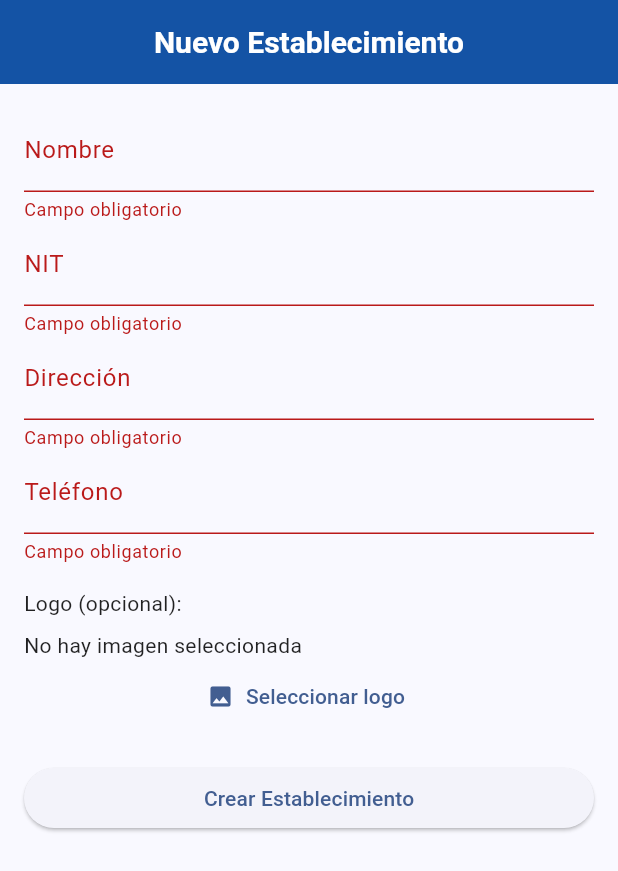
After one commit to santiago-diaz-franki/paso-parametros, a Flutter app: the EstablecimientoCreateView screen opened by its route, after a tap on "Crear Establecimiento", on a phone screen of 412 x 824 dp. The commit adds this screen. Shown: the top 871 px of the screen. Run offline on Flutter 3.47's test engine with Material 3 defaults, Android fonts, the phone set to English and light mode, and no system bars; our stand-ins replace carousel_slider, flutter_dotenv, go_router, image_picker; network calls fail.

Commit message:
Se realiza implementacion de establecimientos para crear modificar y eliminar

```diff
--- /dev/null
+++ b/lib/models/establecimiento.dart
@@ -0,0 +1,44 @@
+class Establecimiento {
+  final int id;
+  final String nombre;
+  final String nit;
+  final String direccion;
+  final String telefono;
+  final String? logo;
+  final String estado;
+
+  Establecimiento({
+    required this.id,
+    required this.nombre,
+    required this.nit,
+    required this.direccion,
+    required this.telefono,
+    required this.logo,
+    required this.estado,
+  });
+
+  //! metodo para convertir un json a un objeto Establecimiento
+  factory Establecimiento.fromJson(Map<String, dynamic> json) {
+    return Establecimiento(
+      id: json['id'],
+      nombre: json['nombre'],
+      nit: json['nit'],
+      direccion: json['direccion'],
+      telefono: json['telefono'],
+      logo: json['logo'],
+      estado: json['estado'],
+    );
+  }
+
+  //! metodo para convertir un objeto Establecimiento a un json
+  /// Convierte un objeto Establecimiento en un mapa JSON.
+  Map<String, String> toJson({String? logoBase64}) {
+    return {
+      'nombre': nombre,
+      'nit': nit,
+      'direccion': direccion,
+      'telefono': telefono,
+      if (logoBase64 != null) 'logo': logoBase64,
+    };
+  }
+}
--- a/lib/routes/app_router.dart
+++ b/lib/routes/app_router.dart
@@ -1,5 +1,8 @@
 import 'package:go_router/go_router.dart';
 import 'package:hola_mundo/views/ciclo_vida/ciclo_vida_screen.dart';
+import 'package:hola_mundo/views/establecimientos/establecimiento_create_views.dart';
+import 'package:hola_mundo/views/establecimientos/establecimiento_edit_view.dart';
+import 'package:hola_mundo/views/establecimientos/establecimiento_list_view.dart';
 import 'package:hola_mundo/views/home_view.dart';
 import 'package:hola_mundo/views/paso_parametros/detalle_screen.dart';
 import 'package:hola_mundo/views/paso_parametros/paso_parametros_screen.dart';
@@ -83,5 +86,28 @@ final GoRouter appRouter = GoRouter(
         return ChisteDetailView(id: id);
       },
     ),
+    // Establecimientos
+    GoRoute(
+      path: '/establecimientos',
+      builder: (context, state) => const EstablecimientosListView(),
+    ),
+    GoRoute(
+      path: '/establecimientos',
+      name: 'establecimientos',
+      builder: (context, state) => const EstablecimientosListView(),
+    ),
+    //!Ruta para editar de un establecimiento
+    GoRoute(
+      path: '/establecimientos/edit/:id',
+      builder: (context, state) {
+        //*se captura el id del establecimiento
+        final id = int.parse(state.pathParameters['id']!);
+        return EstablecimientoEditView(id: id);
+      },
+    ),
+    GoRoute(
+      path: '/establecimientos/create',
+      builder: (context, state) => const EstablecimientoCreateView(),
+),
   ],
 );
--- /dev/null
+++ b/lib/services/establecimiento_service.dart
@@ -0,0 +1,117 @@
+import 'dart:convert';
+import 'dart:io';
+import 'package:flutter_dotenv/flutter_dotenv.dart';
+import 'package:http/http.dart' as http;
+import 'package:hola_mundo/models/establecimiento.dart';
+
+class EstablecimientoService {
+  //! se inicializa dotenv para cargar las variables de entorno
+  final String baseUrl = dotenv.env['URL_API']!;
+  final String baseUrlImg = dotenv.env['URL_API_IMG']!;
+
+  //! getEstablecimientos
+  /// Obtiene una lista de establecimientos desde la API.
+  Future<List<Establecimiento>> getEstablecimientos() async {
+    final response = await http.get(Uri.parse('${baseUrl}establecimientos'));
+    if (response.statusCode == 200) {
+      /// Decodifica la respuesta JSON
+      /// y convierte cada elemento en un objeto Establecimiento.
+       //el cual viene [data] de la API
+      final data = jsonDecode(response.body)['data'];
+      return List<Establecimiento>.from(
+        data.map((item) => Establecimiento.fromJson(item)),
+      );
+    } else {
+      throw Exception('Error al cargar establecimientos');
+    }
+  }
+
+
+
+  //! getEstablecimiento
+  /// Obtiene un establecimiento específico por su ID desde la API.
+  /// Devuelve un objeto Establecimiento.
+  Future<Establecimiento> getEstablecimiento(int id) async {
+    final response = await http.get(
+      Uri.parse('${baseUrl}establecimientos/$id'),
+    );
+    //** se verifica si la respuesta es 200
+    /// y se decodifica la respuesta JSON
+    if (response.statusCode == 200) {
+      final json = jsonDecode(response.body);
+      return Establecimiento.fromJson(json['data']);
+    } else {
+      throw Exception('Error al obtener el establecimiento');
+    }
+  }
+   Future<bool> deleteEstablecimiento(int id) async {
+    try {
+      final response = await http.delete(
+        Uri.parse('${baseUrl}establecimientos/$id'),
+      );
+
+      return response.statusCode == 200;
+    } catch (e) {
+      throw Exception('Error al eliminar establecimiento: $e');
+    }
+  }
+  Future<bool> createEstablecimiento(Establecimiento est, {File? logoFile}) async {
+     //Implement the logic to create an Establecimiento
+     //For example, send a request to an API or save it locally
+    try {
+       final uri = Uri.parse('${baseUrl}establecimientos');
+      // Codificar imagen como base64 si existe
+      String? base64Image;
+      if (logoFile != null) {
+        final imageBytes = await logoFile.readAsBytes();
+        base64Image = base64Encode(imageBytes);
+      }
+      final body = jsonEncode(est.toJson(logoBase64: base64Image));
+      final response = await http.post(
+        uri,
+        headers: {'Content-Type': 'application/json'},
+        body: body,
+      );
+      return response.statusCode == 201;
+    } catch (e) {
+      throw Exception('Error al crear establecimiento: $e');
+    }
+  }
+
+
+
+  //!updateEstablecimiento
+  /// Actualiza un establecimiento en la API.
+  /// Recibe un objeto Establecimiento y un archivo de imagen opcional.
+  /// Devuelve true si la actualización fue exitosa, false en caso contrario.
+  Future<bool> updateEstablecimiento(
+    Establecimiento est, {
+    File? logoFile,
+  }) async {
+    try {
+      final uri = Uri.parse('${baseUrl}establecimiento-update/${est.id}');
+
+      // Codificar imagen como base64 si existe
+      // se codifica la imagen a base64 porque la API lo requiere
+      // base 64 se usa para convertir datos binarios a texto
+      // y se puede enviar como un string en JSON
+      String? base64Image;
+      if (logoFile != null) {
+        final imageBytes = await logoFile.readAsBytes();
+        base64Image = base64Encode(imageBytes);
+      }
+
+      final body = jsonEncode(est.toJson(logoBase64: base64Image));
+
+      final response = await http.post(
+        uri,
+        headers: {'Content-Type': 'application/json'},
+        body: body,
+      );
+
+      return response.statusCode == 200;
+    } catch (e) {
+      throw Exception('Error al actualizar establecimiento: $e');
+    }
+  }
+}
--- /dev/null
+++ b/lib/views/establecimientos/establecimiento_create_views.dart
@@ -0,0 +1,126 @@
+import 'dart:io';
+
+import 'package:flutter/material.dart';
+import 'package:go_router/go_router.dart';
+import 'package:hola_mundo/models/establecimiento.dart';
+import 'package:hola_mundo/services/establecimiento_service.dart';
+import 'package:image_picker/image_picker.dart';
+
+class EstablecimientoCreateView extends StatefulWidget {
+  const EstablecimientoCreateView({super.key});
+
+  @override
+  State<EstablecimientoCreateView> createState() =>
+      _EstablecimientoCreateViewState();
+}
+
+class _EstablecimientoCreateViewState extends State<EstablecimientoCreateView> {
+  final _formKey = GlobalKey<FormState>();
+  final _service = EstablecimientoService();
+
+  final _nombreController = TextEditingController();
+  final _nitController = TextEditingController();
+  final _direccionController = TextEditingController();
+  final _telefonoController = TextEditingController();
+
+  File? _logoFile;
+
+  Future<void> _pickImage() async {
+    final picker = ImagePicker();
+    final pickedFile = await picker.pickImage(
+      source: ImageSource.gallery,
+      imageQuality: 80,
+    );
+    if (pickedFile != null) {
+      setState(() {
+        _logoFile = File(pickedFile.path);
+      });
+    }
+  }
+
+  Future<void> _submit() async {
+    if (_formKey.currentState!.validate()) {
+      final est = Establecimiento(
+        id: 0, // No se usa para creación
+        nombre: _nombreController.text,
+        nit: _nitController.text,
+        direccion: _direccionController.text,
+        telefono: _telefonoController.text,
+        logo: '',
+        estado: 'A',
+      );
+
+      final ok = await _service.createEstablecimiento(est, logoFile: _logoFile);
+
+      if (!mounted) return;
+
+      if (ok) {
+        ScaffoldMessenger.of(context).showSnackBar(
+          SnackBar(content: Text('Establecimiento creado')),
+        );
+        context.pop(true); // Para actualizar la lista
+      } else {
+        ScaffoldMessenger.of(context).showSnackBar(
+          SnackBar(content: Text('Error al crear establecimiento')),
+        );
+      }
+    }
+  }
+
+  @override
+  Widget build(BuildContext context) {
+    return Scaffold(
+      appBar: AppBar(title: const Text('Nuevo Establecimiento')),
+      body: Padding(
+        padding: const EdgeInsets.all(16),
+        child: Form(
+          key: _formKey,
+          child: ListView(
+            children: [
+              TextFormField(
+                controller: _nombreController,
+                decoration: const InputDecoration(labelText: 'Nombre'),
+                validator: (value) =>
+                    value!.isEmpty ? 'Campo obligatorio' : null,
+              ),
+              TextFormField(
+                controller: _nitController,
+                decoration: const InputDecoration(labelText: 'NIT'),
+                validator: (value) =>
+                    value!.isEmpty ? 'Campo obligatorio' : null,
+              ),
+              TextFormField(
+                controller: _direccionController,
+                decoration: const InputDecoration(labelText: 'Dirección'),
+                validator: (value) =>
+                    value!.isEmpty ? 'Campo obligatorio' : null,
+              ),
+              TextFormField(
+                controller: _telefonoController,
+                decoration: const InputDecoration(labelText: 'Teléfono'),
+                validator: (value) =>
+                    value!.isEmpty ? 'Campo obligatorio' : null,
+              ),
+              const SizedBox(height: 16),
+              Text('Logo (opcional):'),
+              const SizedBox(height: 8),
+              _logoFile != null
+                  ? Image.file(_logoFile!, height: 120)
+                  : const Text('No hay imagen seleccionada'),
+              TextButton.icon(
+                onPressed: _pickImage,
+                icon: const Icon(Icons.image),
+                label: const Text('Seleccionar logo'),
+              ),
+              const SizedBox(height: 20),
+              ElevatedButton(
+                onPressed: _submit,
+                child: const Text('Crear Establecimiento'),
+              ),
+            ],
+          ),
+        ),
+      ),
+    );
+  }
+}
--- a/pubspec.yaml
+++ b/pubspec.yaml
@@ -37,6 +37,7 @@ dependencies:
   go_router: ^14.8.1
   carousel_slider: ^5.0.0
   flutter_dotenv: ^5.2.1
+  image_picker: ^1.1.2
   http: ^0.13.5
 
 
```
Also changed, not shown: lib/views/base_view.dart (+12 -1 lines), lib/views/custom_drawer.dart (+8 -0 lines), lib/views/establecimientos/establecimiento_edit_view.dart (added, +186 -0 lines), lib/views/establecimientos/establecimiento_list_view.dart (added, +141 -0 lines), pubspec.lock, 6 other files.
